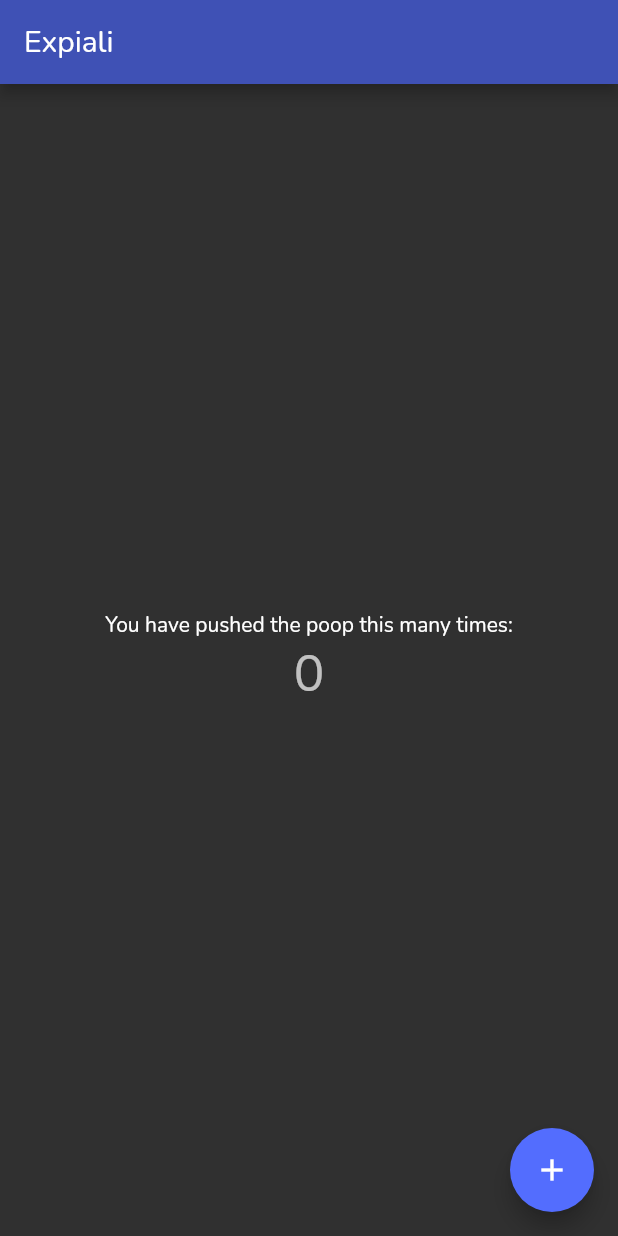
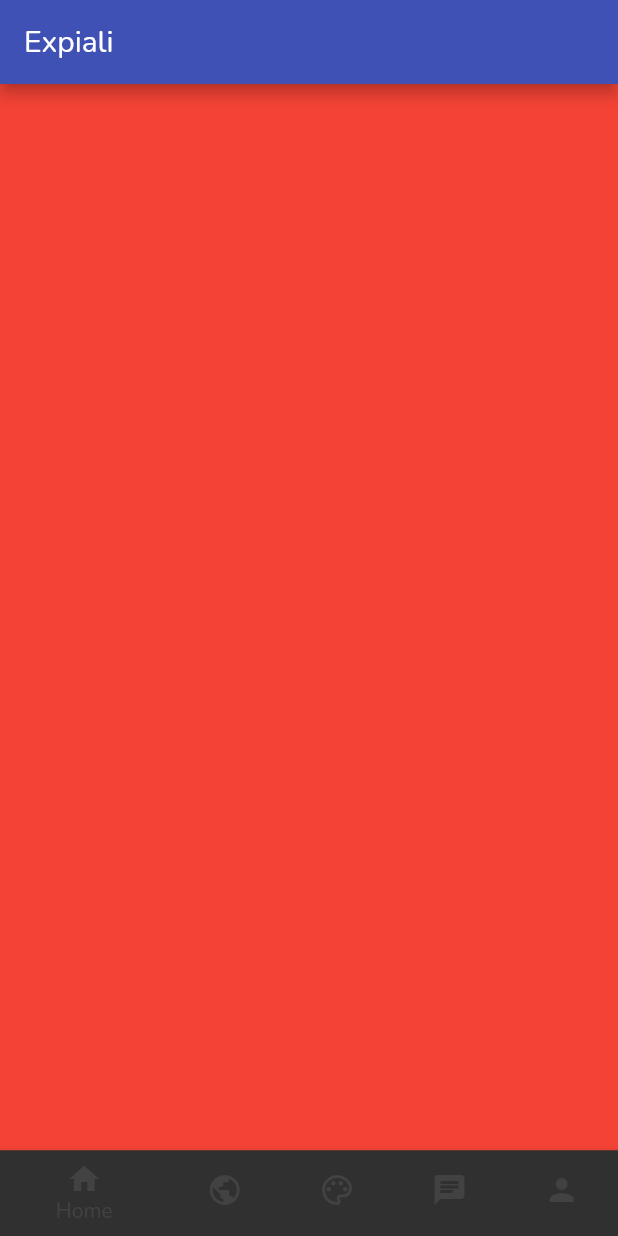
Before and after one commit to brooksryba/Expiali, a Flutter app: the screen it shows after launch, on a phone screen of 412 x 824 dp. Run offline on Flutter 3.47's test engine with Material 2 defaults, Android fonts, the phone set to English and light mode, and no system bars.

Commit message:
Working navigation bar

```diff
--- /dev/null
+++ b/lib/layouts/home.dart
@@ -0,0 +1,14 @@
+import 'package:flutter/material.dart';
+
+class HomeLayout extends StatelessWidget {
+  final Color color;
+
+  HomeLayout(this.color);
+
+  @override
+  Widget build(BuildContext context) {
+    return Container(
+      color: color,
+    );
+  }
+}
--- a/lib/main.dart
+++ b/lib/main.dart
@@ -1,68 +1,20 @@
 import 'package:flutter/material.dart';
+import 'package:Expiali/styles/main.dart';
+import 'package:Expiali/skeleton.dart';
 
-void main() {
-  runApp(MyApp());
-}
 
-class MyApp extends StatelessWidget {
+class ExpialiApp extends StatelessWidget {
   @override
   Widget build(BuildContext context) {
     return MaterialApp(
       title: 'Expiali',
-      theme: ThemeData(
-        brightness: Brightness.dark,
-        primaryColor: Colors.indigo,
-        accentColor: Colors.indigoAccent,
-        fontFamily: 'Nunito',
-      ),
-      home: MyHomePage(title: 'Expiali'),
+      theme: Styles.expialiTheme,
+      home: Skeleton(title: 'Expiali'),
     );
   }
 }
 
-class MyHomePage extends StatefulWidget {
-  MyHomePage({Key key, this.title}) : super(key: key);
 
-  final String title;
-
-  @override
-  _MyHomePageState createState() => _MyHomePageState();
+void main() {
+  runApp(ExpialiApp());
 }
-
-class _MyHomePageState extends State<MyHomePage> {
-  int _counter = 0;
-
-  void _incrementCounter() {
-    setState(() {
-      _counter++;
-    });
-  }
-
-  @override
-  Widget build(BuildContext context) {
-    return Scaffold(
-      appBar: AppBar(
-        title: Text(widget.title),
-      ),
-      body: Center(
-        child: Column(
-          mainAxisAlignment: MainAxisAlignment.center,
-          children: <Widget>[
-            Text(
-              'You have pushed the poop this many times:',
-            ),
-            Text(
-              '$_counter',
-              style: Theme.of(context).textTheme.headline4,
-            ),
-          ],
-        ),
-      ),
-      floatingActionButton: FloatingActionButton(
-        onPressed: _incrementCounter,
-        tooltip: 'Increment',
-        child: Icon(Icons.add),
-      ),
-    );
-  }
-}
--- /dev/null
+++ b/lib/skeleton.dart
@@ -0,0 +1,52 @@
+import 'package:flutter/material.dart';
+import 'package:Expiali/layouts/home.dart';
+
+
+class Skeleton extends StatefulWidget {
+  Skeleton({Key key, this.title}) : super(key: key);
+
+  final String title;
+
+  @override
+  _SkeletonState createState() => _SkeletonState();
+}
+
+
+class _SkeletonState extends State<Skeleton> {
+  int _currentIndex = 0;
+
+  final List<Widget> _children = [
+    HomeLayout(Colors.red),
+    HomeLayout(Colors.orange),
+    HomeLayout(Colors.yellow),
+    HomeLayout(Colors.green),
+    HomeLayout(Colors.blue),
+  ];
+
+  void onTabTapped(int index) {
+    setState(() {
+      _currentIndex = index;
+    });
+  }
+
+  @override
+  Widget build(BuildContext context) {
+    return Scaffold(
+      appBar: AppBar(
+        title: Text(widget.title),
+      ),
+      body: _children[_currentIndex],
+      bottomNavigationBar: BottomNavigationBar(
+        onTap: onTabTapped,
+        currentIndex: _currentIndex,
+        items: [
+          BottomNavigationBarItem(icon: Icon(Icons.home), label: "Home"),
+          BottomNavigationBarItem(icon: Icon(Icons.public), label: "Radar"),
+          BottomNavigationBarItem(icon: Icon(Icons.color_lens_outlined), label: "Intents"),
+          BottomNavigationBarItem(icon: Icon(Icons.chat), label: "Messages"),
+          BottomNavigationBarItem(icon: Icon(Icons.person), label: "Profile")
+        ],
+      ),
+    );
+  }
+}
--- /dev/null
+++ b/lib/styles/main.dart
@@ -0,0 +1,11 @@
+import 'package:flutter/material.dart';
+
+
+abstract class Styles {
+  static ThemeData expialiTheme = ThemeData(
+    brightness: Brightness.dark,
+    primaryColor: Colors.indigo,
+    accentColor: Colors.indigoAccent,
+    fontFamily: 'Nunito',
+  );
+}
```
